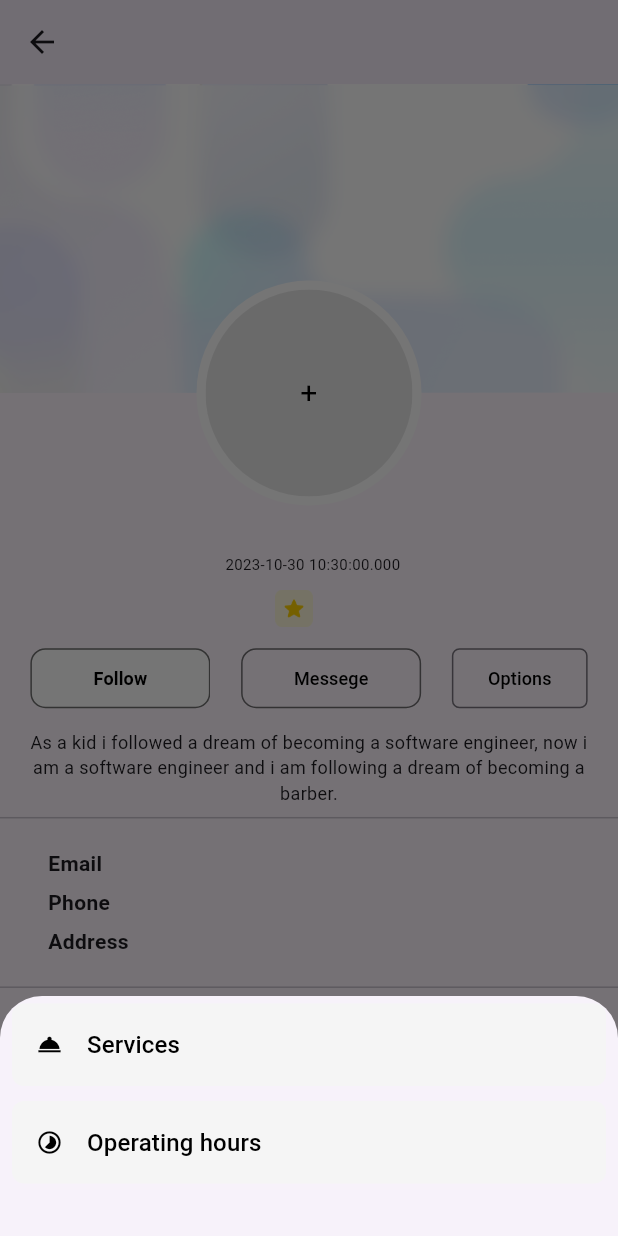
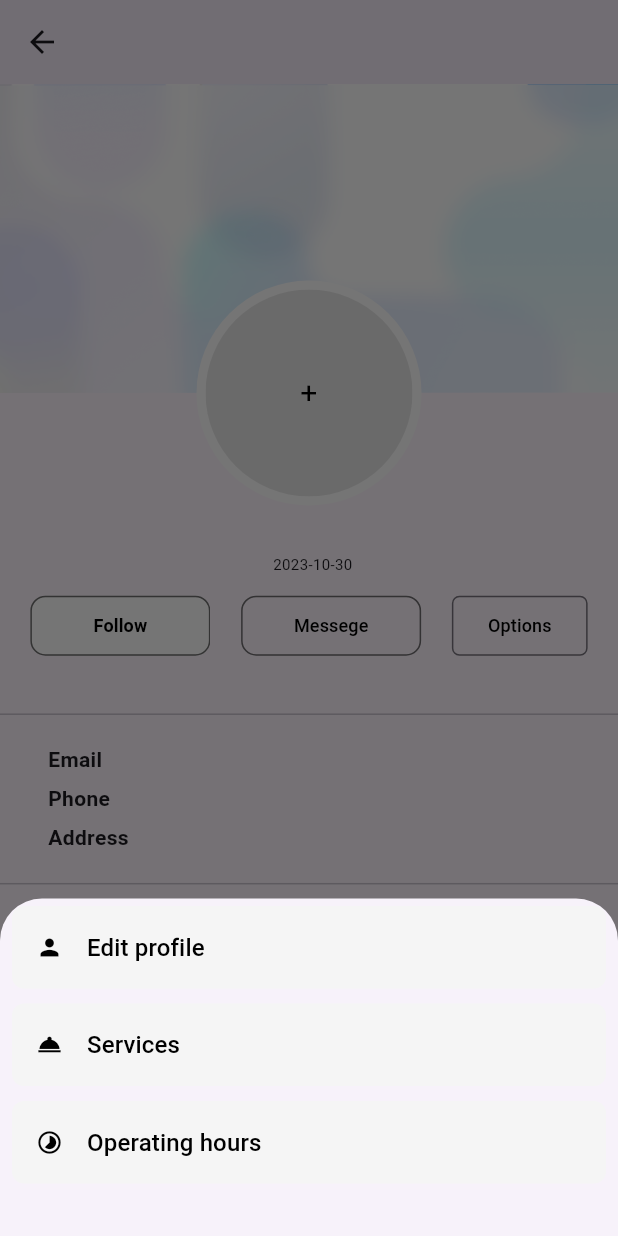
Before and after one commit to Idanmal8/Bookmarko_frontend_serverpod, a Flutter app: the Profile screen opened directly with empty values, after a tap on "Options", on a phone screen of 412 x 824 dp. Run offline on Flutter 3.47's test engine with Material 2 defaults, Android fonts, the phone set to English and light mode, and no system bars; our stand-ins replace flutter_svg, google_fonts, shared_preferences, table_calendar; missing offline and left inert: serverpod, serverpod_client, serverpod_flutter; accounts and stored records are empty; statements that could not run were skipped.

```diff
--- /dev/null
+++ b/bookmarko/bookmarko_flutter/lib/screens/bio/controller/bio_screen.dart
@@ -0,0 +1,5 @@
+import 'package:flutter/material.dart';
+
+class BioScreenController extends ChangeNotifier{
+
+}
--- a/bookmarko/bookmarko_flutter/lib/screens/profile/profile.dart
+++ b/bookmarko/bookmarko_flutter/lib/screens/profile/profile.dart
@@ -80,7 +80,7 @@ class Profile extends StatelessWidget {
                       const Divider(),
                       PersonalInformation(business: business),
                       const Divider(),
-                      Services(services: controller.businessServices),
+                      Services(services: controller.businessServices, onDelete: controller,),
                       ServiceShortcutAddition(controller: controller),
                       const Divider(),
                       OperatingHoursWidget(operatingHours: controller.operatingHours, controller: controller,),
--- a/bookmarko/bookmarko_flutter/lib/screens/profile/widget/bio.dart
+++ b/bookmarko/bookmarko_flutter/lib/screens/profile/widget/bio.dart
@@ -5,6 +5,7 @@ import 'package:flutter/material.dart';
 import 'package:bookmarko_flutter/screens/profile/widget/follow_button.dart';
 import 'package:bookmarko_flutter/screens/profile/widget/messege_button.dart';
 import 'package:bookmarko_flutter/screens/profile/widget/options_button.dart';
+import 'package:intl/intl.dart';
 
 class BioField extends StatelessWidget {
   final Business business;
@@ -43,31 +44,14 @@ class BioField extends StatelessWidget {
                 ),
                 const SizedBox(width: 5),
                 Text(
-                  business.joined.toString() ?? '',
+                  DateFormat('yyyy-MM-dd').format(business.joined) ?? '',
                   style: const TextStyle(
                     fontSize: 10,
                   ),
                 ),
               ],
             ),
-            const SizedBox(height: 10),
-            Row(
-              mainAxisAlignment: MainAxisAlignment.center,
-              children: [
-                Image.asset(
-                  'assets/profile/star.png',
-                  width: 25,
-                  height: 25,
-                ),
-                const SizedBox(width: 20),
-                // const Text(
-                //   '4.9',
-                //   style: TextStyle(
-                //     fontSize: 10,
-                //   ),
-                // ),
-              ],
-            ),
+            const SizedBox(width: 20),
           ],
         ),
         const SizedBox(height: 10),
@@ -80,10 +64,10 @@ class BioField extends StatelessWidget {
           ],
         ),
         const SizedBox(height: 10),
-        const Text(
-          'As a kid i followed a dream of becoming a software engineer, now i am a software engineer and i am following a dream of becoming a barber.',
+        Text(
+          business.bio ?? '',
           textAlign: TextAlign.center,
-          style: TextStyle(
+          style: const TextStyle(
             fontSize: 12,
           ),
         ),
--- a/bookmarko/bookmarko_flutter/lib/screens/profile/widget/options_button.dart
+++ b/bookmarko/bookmarko_flutter/lib/screens/profile/widget/options_button.dart
@@ -23,15 +23,17 @@ class OptionButton extends StatelessWidget {
               return SingleChildScrollView(
                 child: Column(
                   children: [
+                    buttonCreation(
+                        'Edit profile',
+                        const Icon(Icons.person),
+                        () => controller.goToBioScreen(context)),
                     buttonCreation('Services', const Icon(Icons.room_service),
                         () => controller.goToServicesPage(context)),
                     buttonCreation(
-                        'Operating hours',
-                        const Icon(Icons.timelapse),
-                        () {
-                              Navigator.of(context).pop();
-                              controller.goToOperatingHoursScreen(context);
-                            }),
+                        'Operating hours', const Icon(Icons.timelapse), () {
+                      Navigator.of(context).pop();
+                      controller.goToOperatingHoursScreen(context);
+                    }),
                     const SizedBox(
                       height: 30,
                     ),
```
Also changed, not shown: bookmarko/bookmarko_flutter/lib/screens/bio/bio_screen.dart (added, +19 -0 lines), bookmarko/bookmarko_flutter/lib/screens/operating_hours_screen/controller/operating_hours_controller.dart (+36 -12 lines), bookmarko/bookmarko_flutter/lib/screens/operating_hours_screen/widget/operating_hours_form.dart (+14 -1 lines), bookmarko/bookmarko_flutter/lib/screens/profile/controller/profile_controller.dart (+20 -0 lines), bookmarko/bookmarko_flutter/lib/screens/profile/widget/service_shortcut_bottom_sheet.dart (+9 -3 lines), bookmarko/bookmarko_flutter/lib/screens/profile/widget/services_display_widget.dart (+82 -8 lines), 2 other files.
